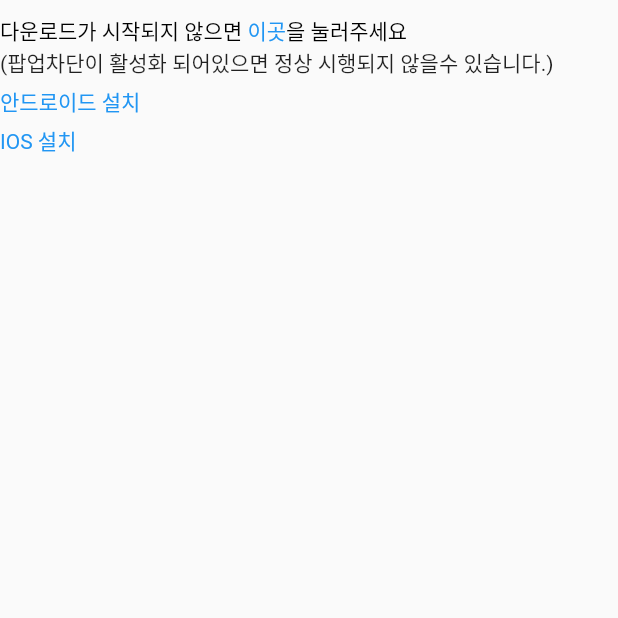
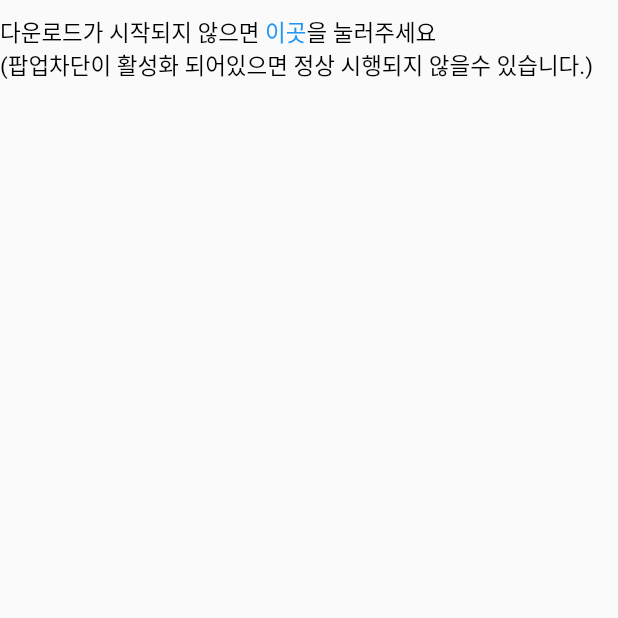
Before and after one commit to davis13319/davis13319.github.io, a Flutter app: the FileDownPage screen opened by its route, on a phone screen of 412 x 824 dp, the top half of it. Run offline on Flutter 3.47's test engine with Material 2 defaults, Android fonts, the light colour scheme and no system bars; missing offline and left inert: platform_info; network calls fail.

Commit message:
파일수정

```diff
--- a/lib/filedown.dart
+++ b/lib/filedown.dart
@@ -65,11 +65,19 @@ class FileDownPage extends StatelessWidget {
                     text: new TextSpan(children: [
                       TextSpan(
                         text: installText + "가 시작되지 않으면 ",
-                        style: TextStyle(color: Colors.black),
+                        style: TextStyle(
+                            inherit: false,
+                            fontSize: 15,
+                            textBaseline: TextBaseline.alphabetic,
+                            color: Colors.black),
                       ),
                       TextSpan(
                           text: "이곳",
-                          style: TextStyle(color: Colors.blue),
+                          style: TextStyle(
+                              inherit: false,
+                              fontSize: 15,
+                              textBaseline: TextBaseline.alphabetic,
+                              color: Colors.blue),
                           recognizer: TapGestureRecognizer()
                             ..onTap = () async {
                               if (platform.isMacOS || platform.isIOS) {
@@ -89,7 +97,11 @@ class FileDownPage extends StatelessWidget {
                             }),
                       TextSpan(
                         text: "을 눌러주세요",
-                        style: TextStyle(color: Colors.black),
+                        style: TextStyle(
+                            inherit: false,
+                            fontSize: 15,
+                            textBaseline: TextBaseline.alphabetic,
+                            color: Colors.black),
                       ),
                     ]),
                   ),
@@ -100,50 +112,56 @@ class FileDownPage extends StatelessWidget {
                   Text(
                     "(팝업차단이 활성화 되어있으면 정상 시행되지 않을수 있습니다.)",
                     // textAlign: TextAlign.left,
+                    style: TextStyle(
+                      inherit: false,
+                      fontSize: 15,
+                      textBaseline: TextBaseline.alphabetic,
+                      color: Colors.black,
+                    ),
                   ),
                 ],
               ),
-              SizedBox(
-                height: 5.0,
-              ),
-              Row(
-                children: [
-                  RichText(
-                    text: new TextSpan(children: [
-                      TextSpan(
-                          text: "안드로이드 설치",
-                          style: TextStyle(color: Colors.blue),
-                          recognizer: TapGestureRecognizer()
-                            ..onTap = () async {
-                              launch(webUri + "/gnuchapp.apk",
-                                  forceWebView: true);
-                            }),
-                    ]),
-                  ),
-                ],
-              ),
-              SizedBox(
-                height: 5.0,
-              ),
-              Row(
-                children: [
-                  RichText(
-                    text: new TextSpan(children: [
-                      TextSpan(
-                          text: "IOS 설치",
-                          style: TextStyle(color: Colors.blue),
-                          recognizer: TapGestureRecognizer()
-                            ..onTap = () async {
-                              launch(
-                                "itms-services://?action=download-manifest&url=" +
-                                    webUri +
-                                    "/manifest.plist",
-                              );
-                            }),
-                    ]),
-                  ),
-                ],
-              ),
+              // SizedBox(
+              //   height: 5.0,
+              // ),
+              // Row(
+              //   children: [
+              //     RichText(
+              //       text: new TextSpan(children: [
+              //         TextSpan(
+              //             text: "안드로이드 설치",
+              //             style: TextStyle(color: Colors.blue),
+              //             recognizer: TapGestureRecognizer()
+              //               ..onTap = () async {
+              //                 launch(webUri + "/gnuchapp.apk",
+              //                     forceWebView: true);
+              //               }),
+              //       ]),
+              //     ),
+              //   ],
+              // ),
+              // SizedBox(
+              //   height: 5.0,
+              // ),
+              // Row(
+              //   children: [
+              //     RichText(
+              //       text: new TextSpan(children: [
+              //         TextSpan(
+              //             text: "IOS 설치",
+              //             style: TextStyle(color: Colors.blue),
+              //             recognizer: TapGestureRecognizer()
+              //               ..onTap = () async {
+              //                 launch(
+              //                   "itms-services://?action=download-manifest&url=" +
+              //                       webUri +
+              //                       "/manifest.plist",
+              //                 );
+              //               }),
+              //       ]),
+              //     ),
+              //   ],
+              // ),
             ],
           ),
         );
--- a/lib/login.dart
+++ b/lib/login.dart
@@ -88,7 +88,10 @@ class AuthPage extends StatelessWidget {
         SnackBar(
             content: Text(
           "사번 혹은 비밀번호가 잘못되었습니다",
-          style: TextStyle(inherit: false),
+          style: TextStyle(
+            inherit: false,
+            color: Colors.black,
+          ),
         )),
       );
     }
@@ -145,7 +148,10 @@ class AuthPage extends StatelessWidget {
                 children: <Widget>[
                   Text(
                     "직원 확인을 위해 사번과 가온 비밀번호를 입력해 주세요",
-                    style: TextStyle(inherit: false),
+                    style: TextStyle(
+                      inherit: false,
+                      color: Colors.black,
+                    ),
                   ),
                   TextFormField(
                     controller: _idController,
@@ -167,6 +173,7 @@ class AuthPage extends StatelessWidget {
                       inherit: false,
                       fontSize: 15,
                       textBaseline: TextBaseline.alphabetic,
+                      color: Colors.black,
                     ),
                   ),
                   TextFormField(
@@ -177,6 +184,7 @@ class AuthPage extends StatelessWidget {
                       inherit: false,
                       fontSize: 15,
                       textBaseline: TextBaseline.alphabetic,
+                      color: Colors.black,
                     ),
                     decoration: InputDecoration(
                       icon: Icon(Icons.vpn_key),
```
